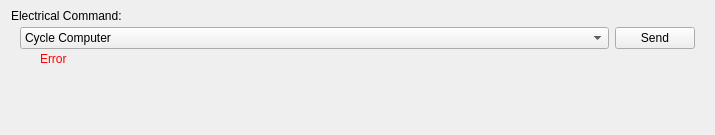
The window that riptide_rviz/riptide_rviz/src/ElectricalPanel.ui (osu-uwrt/riptide_gui) describes before a commit, drawn with Qt 5.
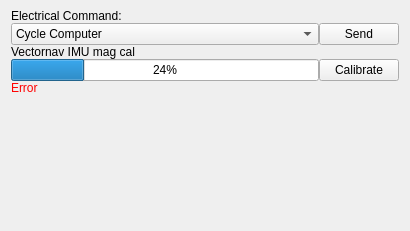
The same window after the commit.

Commit message: add IMU calibration to the electrical panel

```diff
--- a/riptide_rviz/riptide_rviz/src/ElectricalPanel.ui
+++ b/riptide_rviz/riptide_rviz/src/ElectricalPanel.ui
@@ -6,8 +6,8 @@
    <rect>
     <x>0</x>
     <y>0</y>
-    <width>715</width>
-    <height>135</height>
+    <width>410</width>
+    <height>231</height>
    </rect>
   </property>
   <property name="sizePolicy">
@@ -27,23 +27,16 @@
     <number>9</number>
    </property>
    <item>
+    <layout class="QGridLayout" name="gridLayout">
+     <item row="0" column="0" colspan="2">
     <widget class="QLabel" name="label">
      <property name="text">
       <string>Electrical Command:</string>
      </property>
     </widget>
    </item>
-   <item>
-    <widget class="QWidget" name="widget" native="true">
-     <layout class="QHBoxLayout" name="horizontalLayout">
-      <property name="topMargin">
-       <number>4</number>
-      </property>
-      <property name="bottomMargin">
-       <number>0</number>
-      </property>
-      <item>
-       <widget class="QComboBox" name="comboBox">
+     <item row="1" column="0">
+      <widget class="QComboBox" name="commandSelect">
         <property name="sizePolicy">
          <sizepolicy hsizetype="Expanding" vsizetype="Fixed">
           <horstretch>0</horstretch>
@@ -107,45 +100,21 @@
         </item>
        </widget>
       </item>
-      <item>
-       <widget class="QPushButton" name="pushButton">
+     <item row="1" column="1">
+      <widget class="QPushButton" name="commandSend">
         <property name="text">
          <string>Send</string>
         </property>
        </widget>
       </item>
-     </layout>
-    </widget>
-   </item>
-   <item>
-    <widget class="QWidget" name="widget_2" native="true">
-     <property name="sizePolicy">
-      <sizepolicy hsizetype="Expanding" vsizetype="Preferred">
-       <horstretch>0</horstretch>
-       <verstretch>0</verstretch>
-      </sizepolicy>
-     </property>
-     <layout class="QHBoxLayout" name="horizontalLayout_2">
-      <property name="topMargin">
-       <number>0</number>
-      </property>
-      <item>
-       <spacer name="horizontalSpacer">
-        <property name="orientation">
-         <enum>Qt::Horizontal</enum>
-        </property>
-        <property name="sizeType">
-         <enum>QSizePolicy::Preferred</enum>
-        </property>
-        <property name="sizeHint" stdset="0">
-         <size>
-          <width>20</width>
-          <height>20</height>
-         </size>
-        </property>
-       </spacer>
-      </item>
-      <item>
+     <item row="4" column="0">
+      <widget class="QProgressBar" name="calibProgress">
+       <property name="value">
+        <number>24</number>
+       </property>
+      </widget>
+     </item>
+     <item row="6" column="0">
        <widget class="QLabel" name="errLabel">
         <property name="enabled">
          <bool>false</bool>
@@ -164,8 +133,21 @@
         </property>
        </widget>
       </item>
-     </layout>
-    </widget>
+     <item row="4" column="1">
+      <widget class="QPushButton" name="magCalSend">
+       <property name="text">
+        <string>Calibrate</string>
+       </property>
+      </widget>
+     </item>
+     <item row="2" column="0">
+      <widget class="QLabel" name="label_2">
+       <property name="text">
+        <string>Vectornav IMU mag cal</string>
+       </property>
+      </widget>
+     </item>
+    </layout>
    </item>
    <item>
     <spacer name="verticalSpacer">
```
Lines whose indentation alone changed are shown as unchanged. The commit also changes 6 other files.
